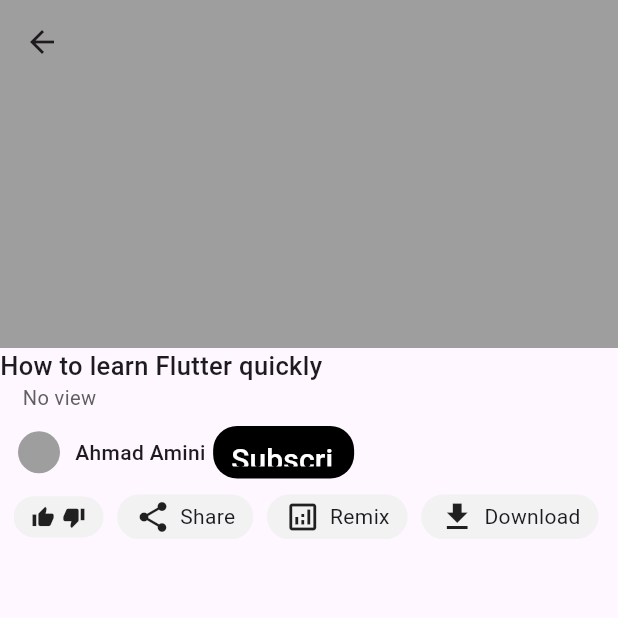
After one commit to zakariem/youtube_clone, a Flutter app: the Video screen opened directly, on a phone screen of 412 x 824 dp, the top half of it. The commit adds this screen. Run offline on Flutter 3.47's test engine with Material 3 defaults, Android fonts, the phone set to English and light mode, and no system bars; our stand-ins replace cloud_firestore, firebase_auth, firebase_core, flutter_riverpod, google_nav_bar, google_sign_in; accounts and stored records are empty; generated files the repository leaves out were written again; network calls fail.

Commit message:
Refactor and enhance user channel page and add new video content features
- Improve the styling of the 'Videos' and 'No videos' text in the user channel page.
- Add a new `Video` widget for displaying video content.
- Introduce `VideoExtraButton` and `VideoFirstComment` widgets for video interactions.
- Implement a `BottomNavigation` widget for bottom navigation in the app.
- Update `HomePage` to use stateful widget and integrate the bottom navigation.
- Create a `pages.dart` file to manage different pages for navigation.

```diff
--- /dev/null
+++ b/lib/features/content/Long_video/parts/video.dart
@@ -0,0 +1,176 @@
+// ignore_for_file: public_member_api_docs, sort_constructors_first, prefer_const_constructors, prefer_const_literals_to_create_immutables
+
+import 'package:flutter/material.dart';
+import 'package:youtube_clone/cores/colors.dart';
+import 'package:youtube_clone/cores/widgets/flat_button.dart';
+import 'package:youtube_clone/features/content/Long_video/widgets/video_externel_buttons.dart';
+
+class Video extends StatelessWidget {
+  const Video({Key? key}) : super(key: key);
+
+  @override
+  @override
+  Widget build(BuildContext context) {
+    return Scaffold(
+      appBar: AppBar(
+        backgroundColor: Colors.grey,
+        elevation: 0,
+        bottom: PreferredSize(
+          preferredSize: const Size.fromHeight(176),
+          child: GestureDetector(
+            onTap: () {},
+            child: Stack(
+              children: [
+                Positioned(
+                  left: 182,
+                  top: 87,
+                  child: GestureDetector(
+                    onTap: () {},
+                    child: SizedBox(
+                      height: 50,
+                      child: Container(),
+                    ),
+                  ),
+                ),
+                Align(
+                  alignment: Alignment.bottomCenter,
+                  child: SizedBox(
+                    height: 7.5,
+                    child: Container(),
+                  ),
+                ),
+              ],
+            ),
+          ),
+        ),
+      ),
+      body: SafeArea(
+        child: ListView(
+          children: [
+            Text(
+              "How to learn Flutter quickly",
+              overflow: TextOverflow.ellipsis,
+              softWrap: true,
+              style: const TextStyle(
+                fontSize: 17,
+                fontWeight: FontWeight.w500,
+              ),
+            ),
+            Padding(
+              padding: const EdgeInsets.only(left: 7),
+              child: Row(
+                children: [
+                  Padding(
+                    padding: const EdgeInsets.only(left: 8, right: 8),
+                    child: Text(
+                      "No view",
+                      style: const TextStyle(
+                        fontSize: 13.4,
+                        color: Color(0xff5F5F5F),
+                      ),
+                    ),
+                  ),
+                ],
+              ),
+            ),
+            Padding(
+              padding: const EdgeInsets.only(
+                left: 12,
+                top: 9,
+                right: 9,
+              ),
+              child: Row(
+                children: [
+                  CircleAvatar(
+                    radius: 14,
+                    backgroundColor: Colors.grey,
+                  ),
+                  Padding(
+                    padding: const EdgeInsets.only(
+                      left: 10,
+                      right: 5,
+                    ),
+                    child: Text(
+                      "Ahmad Amini",
+                      style: const TextStyle(
+                        fontWeight: FontWeight.w500,
+                      ),
+                    ),
+                  ),
+                  SizedBox(
+                    height: 35,
+                    width: 100,
+                    child: Padding(
+                      padding: const EdgeInsets.only(right: 6),
+                      child: FlatButton(
+                        text: "Subscribe",
+                        onPressed: () {},
+                        colour: Colors.black,
+                      ),
+                    ),
+                  ),
+                ],
+              ),
+            ),
+            Padding(
+              padding: const EdgeInsets.only(left: 9, top: 10.5, right: 9),
+              child: SingleChildScrollView(
+                scrollDirection: Axis.horizontal,
+                child: Row(
+                  children: [
+                    Container(
+                      padding: const EdgeInsets.symmetric(
+                        horizontal: 12,
+                        vertical: 6,
+                      ),
+                      decoration: const BoxDecoration(
+                        color: softBlueGreyBackGround,
+                        borderRadius: BorderRadius.all(
+                          Radius.circular(25),
+                        ),
+                      ),
+                      child: Row(
+                        children: [
+                          GestureDetector(
+                            onTap: () {},
+                            child: Icon(
+                              Icons.thumb_up,
+                              size: 15.5,
+                            ),
+                          ),
+                          const SizedBox(width: 5),
+                          const Icon(
+                            Icons.thumb_down,
+                            size: 15.5,
+                          ),
+                        ],
+                      ),
+                    ),
+                    const Padding(
+                      padding: EdgeInsets.only(left: 9, right: 9),
+                      child: VideoExtraButton(
+                        text: "Share",
+                        iconData: Icons.share,
+                      ),
+                    ),
+                    const VideoExtraButton(
+                      text: "Remix",
+                      iconData: Icons.analytics_outlined,
+                    ),
+                    const Padding(
+                      padding: EdgeInsets.only(left: 9, right: 9),
+                      child: VideoExtraButton(
+                        text: "Download",
+                        iconData: Icons.download,
+                      ),
+                    ),
+                  ],
+                ),
+              ),
+            ),
+          ],
+        ),
+      ),
+    );
+  }
+}
--- /dev/null
+++ b/lib/features/content/Long_video/widgets/video_externel_buttons.dart
@@ -0,0 +1,37 @@
+// ignore_for_file: public_member_api_docs, sort_constructors_first
+import 'package:flutter/material.dart';
+
+import 'package:youtube_clone/cores/colors.dart';
+
+class VideoExtraButton extends StatelessWidget {
+  final String text;
+  final IconData iconData;
+  const VideoExtraButton({
+    Key? key,
+    required this.text,
+    required this.iconData,
+  }) : super(key: key);
+
+  @override
+  Widget build(BuildContext context) {
+    return Container(
+      padding: const EdgeInsets.symmetric(
+        horizontal: 12,
+        vertical: 3,
+      ),
+      decoration: const BoxDecoration(
+        color: softBlueGreyBackGround,
+        borderRadius: BorderRadius.all(
+          Radius.circular(25),
+        ),
+      ),
+      child: Row(
+        children: [
+          Icon(iconData),
+          const SizedBox(width: 6),
+          Text(text),
+        ],
+      ),
+    );
+  }
+}
```
Also changed, not shown: lib/features/channel/user_channel/pages/user_channel_page.dart (+17 -3 lines), lib/features/content/Long_video/widgets/video_first_comment.dart (added, +50 -0 lines), lib/features/content/bottom_navigation.dart (added, +62 -0 lines), lib/home_page.dart (+20 -2 lines), lib/pages.dart (added, +19 -0 lines).
